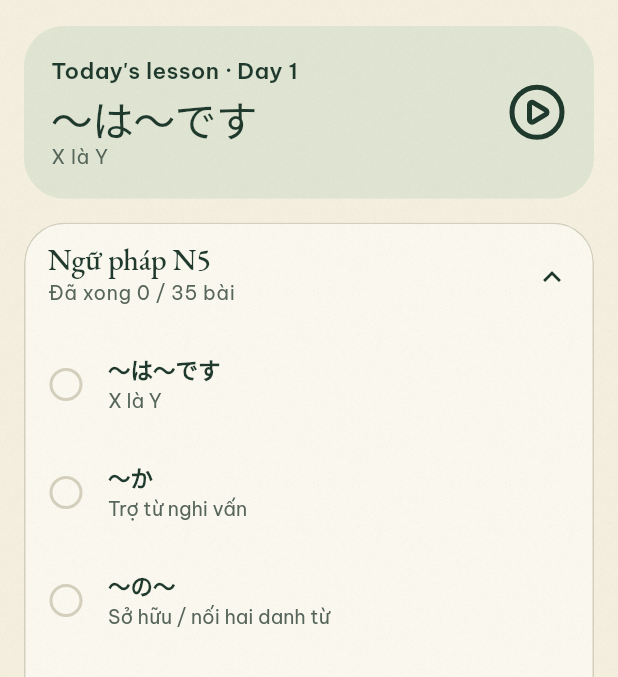
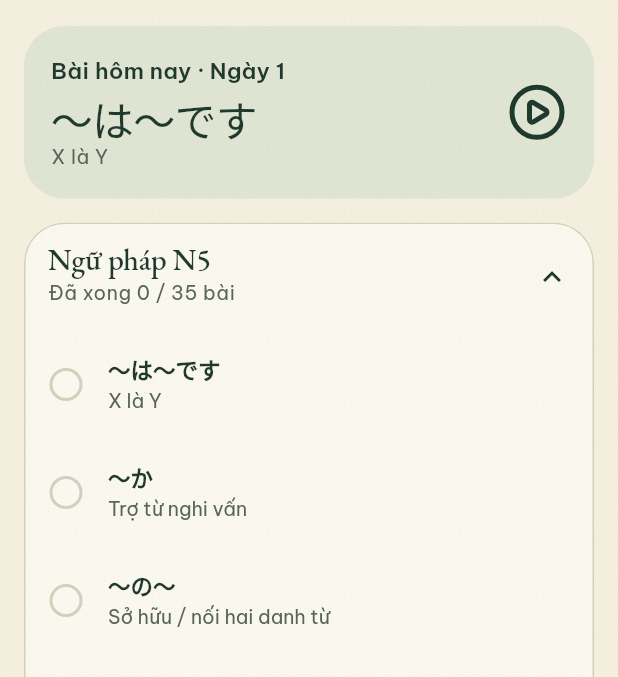
Before and after one commit to bannie-test/iemanihongo, a Flutter app: the Shell screen opened directly, item 3 of the bottom bar chosen, after a tap on "Bài ngữ pháp", on a phone screen of 412 x 824 dp, the part 64-741 px from its top. Run offline on Flutter 3.47's test engine with Material 3 defaults, Android fonts, the phone set to English and light mode, and no system bars; our stand-ins replace connectivity_plus, flutter_local_notifications, flutter_timezone, flutter_tts, lucide_icons_flutter, path_drawing and 4 more; accounts and stored records are empty.

Commit message:
Finish Vietnamese UI leftovers and update tests
Co-Authored-By: Claude Opus 5.5 <noreply@anthropic.com>
Claude-Session: https://claude.ai/code/session_015SL2x9UBdVEaewhTCgFC6E

```diff
--- a/lib/screens/grammar_screen.dart
+++ b/lib/screens/grammar_screen.dart
@@ -32,7 +32,7 @@ class GrammarScreen extends StatelessWidget {
                       crossAxisAlignment: CrossAxisAlignment.start,
                       children: [
                         Text(
-                          "Today's lesson · Day ${state.grammarDayNumber}",
+                          'Bài hôm nay · Ngày ${state.grammarDayNumber}',
                           style: TextStyle(color: c.accent, fontWeight: FontWeight.w600),
                         ),
                         const SizedBox(height: 6),
--- a/lib/screens/home_screen.dart
+++ b/lib/screens/home_screen.dart
@@ -38,7 +38,7 @@ class HomeScreen extends StatelessWidget {
     }
     Navigator.of(context).push(
       MaterialPageRoute(
-        builder: (_) => FlashcardScreen(words: words, title: "Today's session"),
+        builder: (_) => FlashcardScreen(words: words, title: 'Buổi học hôm nay'),
       ),
     );
   }
@@ -180,7 +180,7 @@ class HomeScreen extends StatelessWidget {
                                       style: context.text.titleLarge?.copyWith(height: 1, color: c.clay),
                                     ),
                                     Text(
-                                      'ngày liên tiếp',
+                                      'ngày',
                                       style: context.text.bodySmall?.copyWith(fontSize: 9.5, height: 1.1),
                                     ),
                                   ],
@@ -250,7 +250,7 @@ class HomeScreen extends StatelessWidget {
                 const SizedBox(height: 20),
                 GradientButton(
                   inverse: true,
-                  label: "Start today's session",
+                  label: 'Bắt đầu buổi học hôm nay',
                   icon: AppIcons.play,
                   onPressed: () => _startSession(context, state),
                 ),
--- a/lib/screens/listening/listening_screens.dart
+++ b/lib/screens/listening/listening_screens.dart
@@ -58,7 +58,7 @@ class _ListeningHubScreenState extends State<ListeningHubScreen> {
                   child: Column(
                     crossAxisAlignment: CrossAxisAlignment.start,
                     children: [
-                      Text('Nghe câu · Sentence listening', style: context.text.titleMedium),
+                      Text('Nghe câu', style: context.text.titleMedium),
                       Text(
                         'Nghe một câu N$level và chọn nghĩa tiếng Việt đúng · 10 câu',
                         style: context.text.bodySmall,
--- a/lib/screens/practice_screen.dart
+++ b/lib/screens/practice_screen.dart
@@ -51,7 +51,7 @@ class PracticeScreen extends StatelessWidget {
           _PracticeCard(
             icon: AppIcons.grammar,
             title: 'Bài ngữ pháp',
-            subtitle: today == null ? 'Đã hoàn thành mọi bài' : "Today: ${today.title} · ${today.meaning}",
+            subtitle: today == null ? 'Đã hoàn thành mọi bài' : 'Hôm nay: ${today.title} · ${today.meaning}',
             badge: 'Đã xong ${state.grammarDone.length}/${state.content.grammar.length}',
             onTap: () => _push(context, const GrammarScreen()),
           ),
--- a/lib/screens/progress_screen.dart
+++ b/lib/screens/progress_screen.dart
@@ -43,9 +43,9 @@ class _ProgressScreenState extends State<ProgressScreen> {
               showSelectedIcon: false,
               style: const ButtonStyle(visualDensity: VisualDensity.compact),
               segments: const [
-                ButtonSegment(value: 7, label: Text('7d')),
-                ButtonSegment(value: 30, label: Text('30d')),
-                ButtonSegment(value: 90, label: Text('90d')),
+                ButtonSegment(value: 7, label: Text('7 ngày')),
+                ButtonSegment(value: 30, label: Text('30 ngày')),
+                ButtonSegment(value: 90, label: Text('90 ngày')),
               ],
               selected: {_range},
               onSelectionChanged: (s) => setState(() => _range = s.first),
--- a/lib/screens/word_sheet.dart
+++ b/lib/screens/word_sheet.dart
@@ -248,7 +248,7 @@ class KanjiPanel extends StatelessWidget {
     child: Row(
       crossAxisAlignment: CrossAxisAlignment.start,
       children: [
-        SizedBox(width: 64, child: Text(label, style: context.text.bodySmall)),
+        SizedBox(width: 84, child: Text(label, style: context.text.bodySmall)),
         Expanded(child: Text(value)),
       ],
     ),
```
Also changed, not shown: 3 other files.
